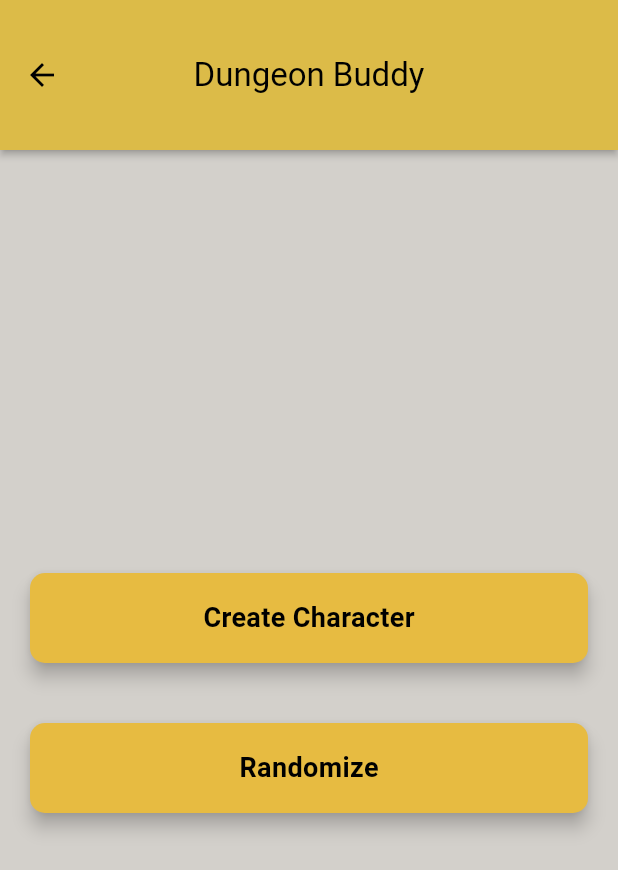
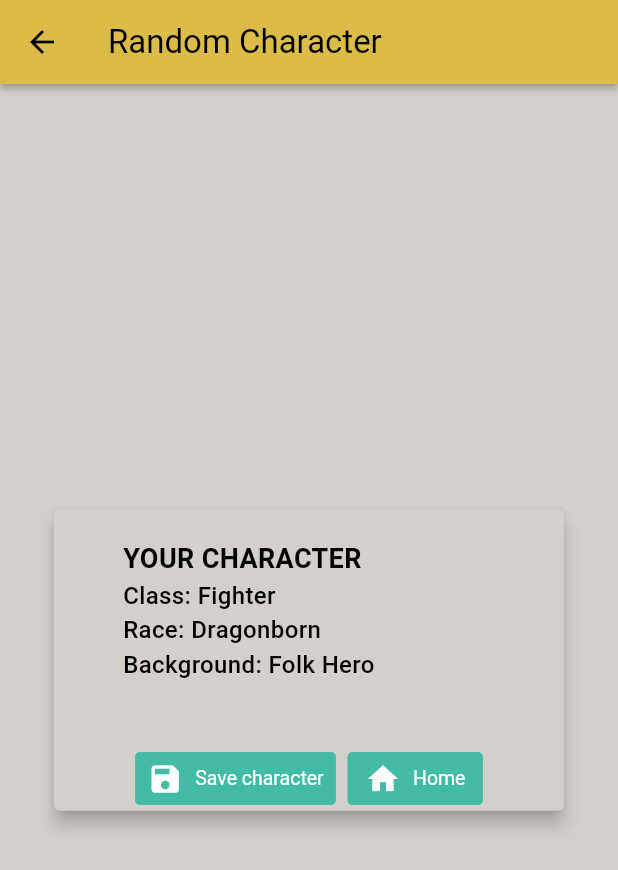
Before and after one commit to FormOfShred/dnd-quiz-app, a Flutter app: the screen it shows after launch, after a tap on "Randomize", on a phone screen of 412 x 824 dp. Shown: the top 870 px of the screen. Run offline on Flutter 3.47's test engine with Material 3 defaults, Android fonts, the phone set to English and light mode, and no system bars; drawn by our look-alikes of getwidget; our stand-ins replace sqflite; accounts and stored records are empty.

Commit message:
random character

```diff
--- a/lib/data/character_state_data.dart
+++ b/lib/data/character_state_data.dart
@@ -1,3 +1,5 @@
+import 'dart:math';
+
 class CharacterState {
   List<Map<String, int>> characterState = [
     {
@@ -89,4 +91,34 @@ class CharacterState {
 
     return characterMap;
   }
+
+  Map<String, String> randomCharacter() {
+    CharacterState characterState = CharacterState();
+    Map<String, String> characterMap = {
+      "Class": "",
+      "Race": "",
+      "Background": "",
+      "Name": "",
+      "Image": "",
+    };
+
+    // get random class
+    int randomClass = Random().nextInt(12);
+    // find class with randomClass index
+    characterMap["Class"] =
+        characterState.characterState[0].entries.elementAt(randomClass).key;
+
+    // find race with highest int
+    int randomRace = Random().nextInt(10);
+    characterMap["Race"] =
+        characterState.characterState[1].entries.elementAt(randomRace).key;
+
+    // find background with highest int
+    int randomBackground = Random().nextInt(7);
+    characterMap["Background"] = characterState.characterState[2].entries
+        .elementAt(randomBackground)
+        .key;
+
+    return characterMap;
+  }
 }
--- a/lib/main.dart
+++ b/lib/main.dart
@@ -4,6 +4,7 @@ import 'package:dungeon_buddy/src/character_view.dart';
 import 'package:dungeon_buddy/src/home.dart';
 import 'package:dungeon_buddy/src/overview.dart';
 import 'package:dungeon_buddy/src/quiz.dart';
+import 'package:dungeon_buddy/src/random_character.dart';
 import 'package:dungeon_buddy/src/result.dart';
 import 'package:flutter/material.dart';
 //import 'package:google_fonts/google_fonts.dart';
@@ -44,6 +45,7 @@ class MyApp extends StatelessWidget {
               character:
                   ModalRoute.of(context)?.settings.arguments as Character,
             ),
+        '/random': (context) => const RandomCharacter(),
       },
       home: const Home(),
     );
--- a/lib/src/home.dart
+++ b/lib/src/home.dart
@@ -52,7 +52,7 @@ class _HomeState extends State<Home> {
                 '',
               ),*/
               const MyCard(title: "Create Character", route: "/quiz"),
-              const MyCard(title: "Randomize", route: "/"),
+              const MyCard(title: "Randomize", route: "/random"),
               Visibility(
                 visible: characters >= 1,
                 child: const MyCard(
--- /dev/null
+++ b/lib/src/random_character.dart
@@ -0,0 +1,86 @@
+import 'package:dungeon_buddy/data/character_state_data.dart';
+import 'package:dungeon_buddy/model/character_model.dart';
+import 'package:dungeon_buddy/model/database_helper.dart';
+import 'package:dungeon_buddy/widgets/result_card.dart';
+import 'package:flutter/material.dart';
+
+class RandomCharacter extends StatefulWidget {
+  const RandomCharacter({Key? key}) : super(key: key);
+
+  @override
+  State<RandomCharacter> createState() => _RandomCharacterState();
+}
+
+class _RandomCharacterState extends State<RandomCharacter> {
+  late DatabaseHelper dbHelper;
+
+  Map<String, String> randomCharacterData() {
+    print(CharacterState().characterState);
+    return CharacterState().randomCharacter();
+  }
+
+  Future<void> saveCharacter() async {
+    debugPrint(randomCharacterData.toString());
+    String recommendedClass = randomCharacterData()['Class']!;
+    String recommendedRace = randomCharacterData()['Race']!;
+    String recommendedBackground = randomCharacterData()['Background']!;
+
+    Character character = Character(
+        recommendedClass: recommendedClass,
+        recommendedRace: recommendedRace,
+        recommendedBackground: recommendedBackground,
+        characterName: "");
+
+    await dbHelper.insertCharacter(character);
+    debugPrint("Character saved");
+    if (mounted) {
+      setState(() {
+        Navigator.pushNamedAndRemoveUntil(context, '/', (route) => false);
+      });
+    }
+  }
+
+  @override
+  void initState() {
+    super.initState();
+    dbHelper = DatabaseHelper();
+  }
+
+  Future<void> initializeDatabase() async {
+    await dbHelper.initDB().whenComplete(() async {
+      setState(() {
+        debugPrint('Database initialized');
+      });
+    });
+  }
+
+  @override
+  Widget build(BuildContext context) => Scaffold(
+      appBar: AppBar(
+        shadowColor: Theme.of(context).colorScheme.onPrimary,
+        elevation: 2,
+        title: Text(
+          'Random Character',
+          style: TextStyle(
+            color: Theme.of(context).colorScheme.onPrimary,
+          ),
+        ),
+        backgroundColor: Theme.of(context).colorScheme.secondary,
+        leading: IconButton(
+          icon: const Icon(Icons.arrow_back),
+          onPressed: () =>
+              Navigator.pushNamedAndRemoveUntil(context, '/', (route) => false),
+        ),
+      ),
+      body: Center(
+          child: SingleChildScrollView(
+              child: Padding(
+                  padding: const EdgeInsets.all(20.0),
+                  child: Column(
+                    children: [
+                      ResultCard(
+                          character: randomCharacterData(),
+                          onTap: saveCharacter)
+                    ],
+                  )))));
+}
```
